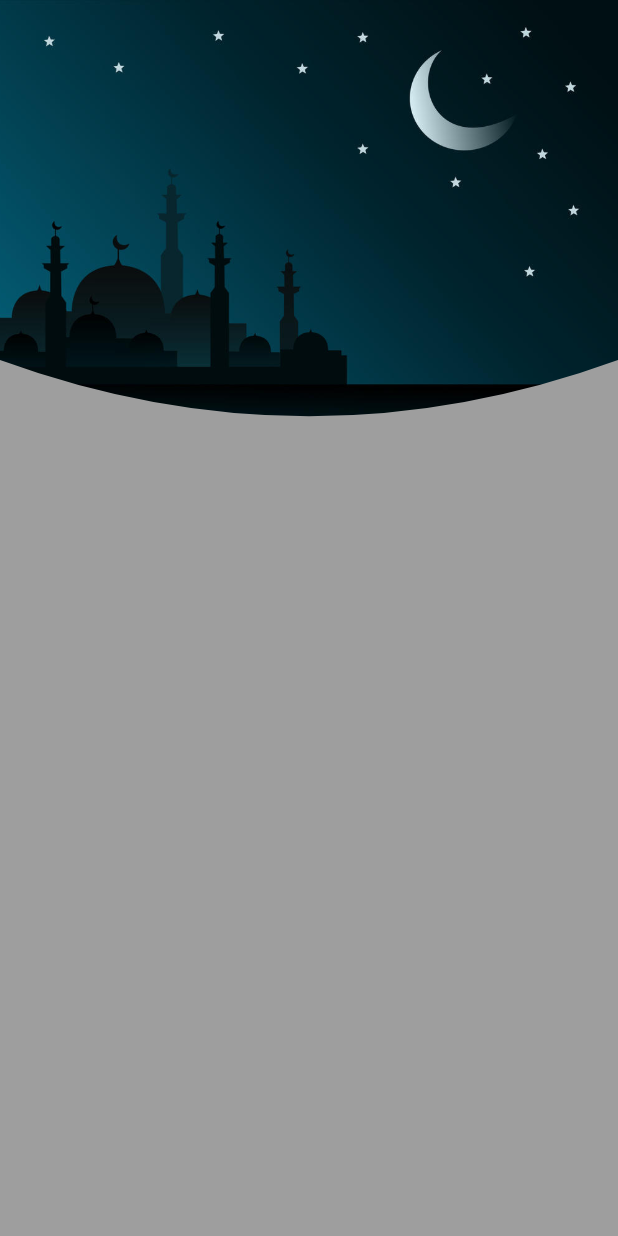
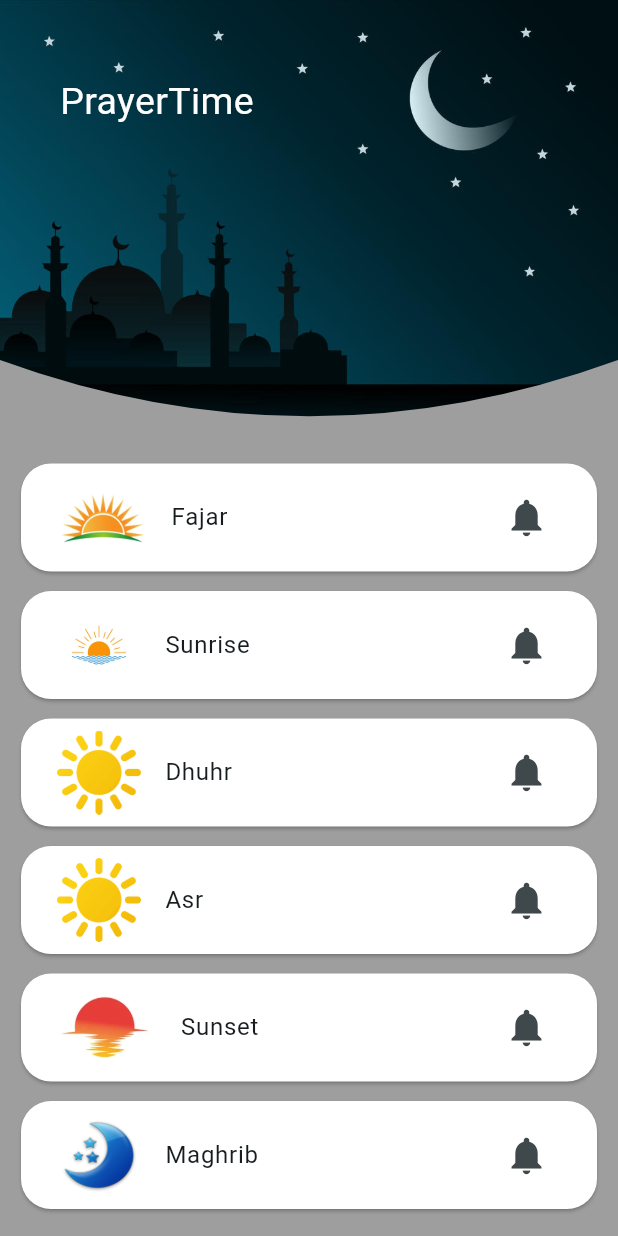
Before and after one commit to hossain-eee/Task1-api-data-fetching-, a Flutter app: the screen it shows after launch, on a phone screen of 412 x 824 dp. Run offline on Flutter 3.47's test engine with Material 3 defaults, Android fonts, the phone set to English and light mode, and no system bars; our stand-ins replace get; network calls fail.

Commit message:
prayer name design has been completed

```diff
--- a/lib/presentation/ui/screen/home_screen.dart
+++ b/lib/presentation/ui/screen/home_screen.dart
@@ -3,6 +3,7 @@ import 'package:get/get.dart';
 import 'package:task_1_api_data_fetch/presentation/state_holder/prayer_time_controller.dart';
 import 'package:task_1_api_data_fetch/presentation/ui/widgets/curve_image.dart';
 import 'package:task_1_api_data_fetch/presentation/ui/utility/image_asset.dart';
+import 'package:task_1_api_data_fetch/presentation/ui/widgets/paryer_name.dart';
 
 class HomeScreen extends StatefulWidget {
   const HomeScreen({super.key});
@@ -20,16 +21,75 @@ class _HomeScreenState extends State<HomeScreen> {
     super.initState();
   }
 
+  List prayerList = [
+    [
+      Image.asset(ImageAssets.fajarSun),
+      "Fajar",
+    ],
+    [
+      Image.asset(ImageAssets.sunRising),
+      "Sunrise",
+    ],
+    [
+      Image.asset(ImageAssets.sunImage),
+      "Dhuhr",
+    ],
+    [
+      Image.asset(ImageAssets.sunImage),
+      "Asr",
+    ],
+    [
+      Image.asset(ImageAssets.sunSet),
+      "Sunset",
+    ],
+    [
+      Image.asset(ImageAssets.moonImage),
+      "Maghrib",
+    ],
+    [
+      Image.asset(ImageAssets.moonImage),
+      "Isha",
+    ],
+  ];
   @override
   Widget build(BuildContext context) {
-    return const Scaffold(
+    return Scaffold(
       backgroundColor: Colors.grey,
-      body: Stack(
+      body: Column(
         children: [
-          SizedBox(
-            width: double.infinity,
-            height: 300,
-            child: CurvedImageBottom(),
+          const Stack(
+            children: [
+              SizedBox(
+                width: double.infinity,
+                height: 300,
+                child: CurvedImageBottom(),
+              ),
+              Positioned(
+                left: 40,
+                right: 0,
+                top: 50,
+                child: Text(
+                  "PrayerTime",
+                  style: TextStyle(
+                    color: Colors.white,
+                    fontSize: 25,
+                  ),
+                ),
+              ),
+            ],
+          ),
+          Expanded(
+            child: ListView.builder(
+              itemCount: prayerList.length,
+              itemBuilder: (context, index) {
+                return PrayerName(
+                  prayerList: prayerList[index],
+                );
+              },
+            ),
+          ),
+          const SizedBox(
+            height: 10,
           ),
         ],
       ),
--- a/lib/presentation/ui/utility/image_asset.dart
+++ b/lib/presentation/ui/utility/image_asset.dart
@@ -1,8 +1,12 @@
-class ImageAssets{
+class ImageAssets {
   ImageAssets._(); //singleton
-  static const String _imagePath ="assets/images";
+  static const String _imagePath = "assets/images";
   static const String desertImage = "$_imagePath/desert.jpg";
   static const String mosqueImage = "$_imagePath/mosque.jpg";
   static const String nightMosqueImage = "$_imagePath/night_mosque_moon.jpg";
-
+  static const String sunImage = "$_imagePath/sun.png";
+  static const String moonImage = "$_imagePath/moon.png";
+  static const String sunRising = "$_imagePath/sunrising.jpg";
+  static const String fajarSun = "$_imagePath/fajar_sun.PNG";
+  static const String sunSet = "$_imagePath/sunset.PNG";
 }
--- /dev/null
+++ b/lib/presentation/ui/widgets/paryer_name.dart
@@ -0,0 +1,31 @@
+import 'package:flutter/material.dart';
+
+class PrayerName extends StatelessWidget {
+  const PrayerName({
+    super.key,
+    required this.prayerList,
+  });
+  final List prayerList;
+
+  @override
+  Widget build(BuildContext context) {
+    return Padding(
+      padding: const EdgeInsets.only(left: 10, right: 10, top: 5),
+      child: Card(
+        color: Colors.white,
+        shape: RoundedRectangleBorder(borderRadius: BorderRadius.circular(20)),
+        child: Padding(
+          padding: const EdgeInsets.all(8.0),
+          child: ListTile(
+            leading: prayerList[0],
+            title: Text(prayerList[1]),
+            trailing: const Icon(
+              Icons.notifications,
+              size: 30,
+            ),
+          ),
+        ),
+      ),
+    );
+  }
+}
```
Also changed, not shown: assets/images/fajar_sun.PNG (added), assets/images/moon.png (added), assets/images/sun.png (added), assets/images/sunrising.jpg (added), assets/images/sunset.PNG (added), assets/images/ttsunset.PNG (added).
